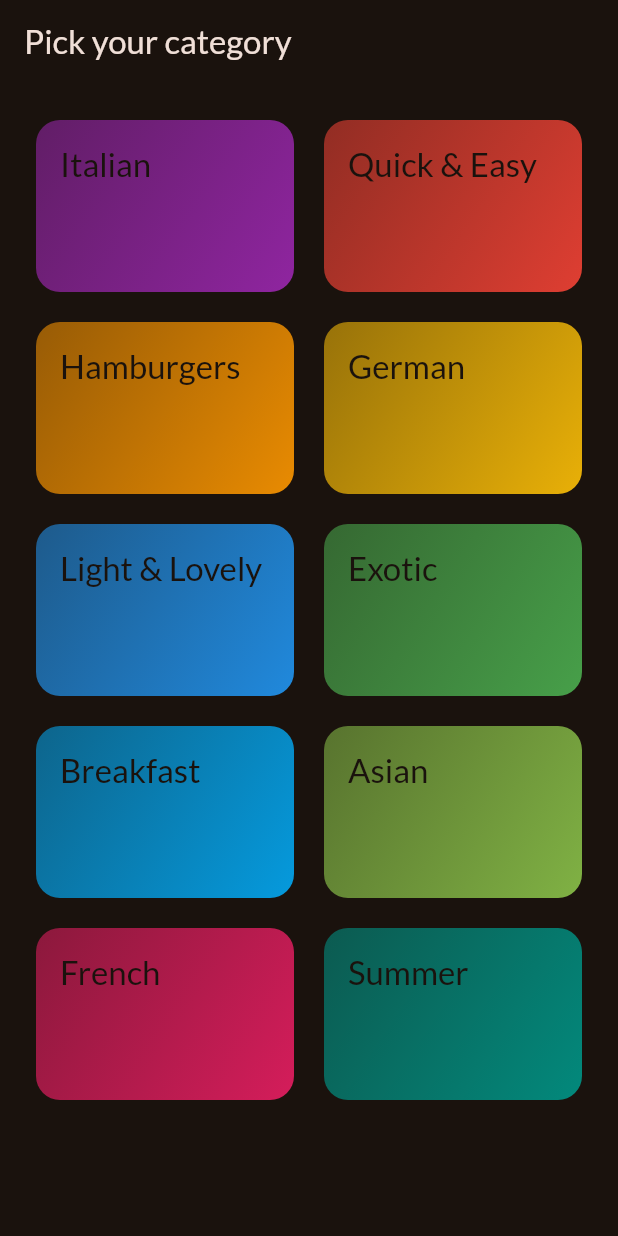
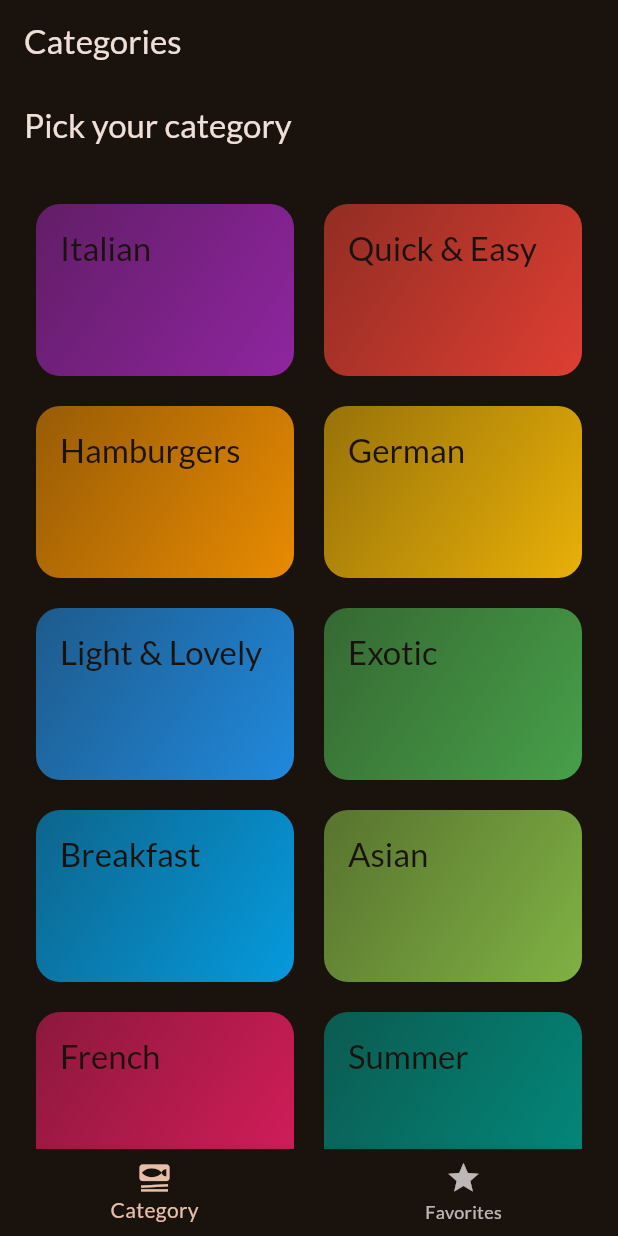
Before and after one commit to CharanReddy404/meals, a Flutter app: the screen it shows after launch, on a phone screen of 412 x 824 dp. Run offline on Flutter 3.47's test engine with Material 3 defaults, Android fonts, the phone set to English and light mode, and no system bars; our stand-ins replace google_fonts, transparent_image.

Commit message:
added meals screen and meals details

```diff
--- a/lib/main.dart
+++ b/lib/main.dart
@@ -1,7 +1,7 @@
 import 'package:flutter/material.dart';
 
 import 'package:google_fonts/google_fonts.dart';
-import 'package:meals/screens/categories.dart';
+import 'package:meals/screens/tabs.dart';
 
 final theme = ThemeData(
   colorScheme: ColorScheme.fromSeed(
@@ -22,7 +22,7 @@ class App extends StatelessWidget {
   Widget build(BuildContext context) {
     return MaterialApp(
       theme: theme,
-      home: const CategoriesScreen(),
+      home: const TabsScreen(),
     );
   }
 }
--- a/lib/screens/categories.dart
+++ b/lib/screens/categories.dart
@@ -1,10 +1,26 @@
 import 'package:flutter/material.dart';
 
 import 'package:meals/data/dummy_data.dart';
+import 'package:meals/models/category.dart';
+import 'package:meals/screens/meals.dart';
 import 'package:meals/widgets/category_grid_item.dart';
 
 class CategoriesScreen extends StatelessWidget {
   const CategoriesScreen({super.key});
+
+  void _selectCategory(BuildContext context, Category category) {
+    final filteredMeals =
+        dummyMeals.where((meal) => meal.categories.contains(category.id));
+
+    Navigator.of(context).push(
+      MaterialPageRoute(
+        builder: (ctx) => MealsScreen(
+          title: category.title,
+          meals: filteredMeals.toList(),
+        ),
+      ),
+    );
+  }
 
   @override
   Widget build(BuildContext context) {
@@ -22,7 +38,12 @@ class CategoriesScreen extends StatelessWidget {
         ),
         children: [
           for (final category in availableCategories)
-            CategoryGridItem(category: category)
+            CategoryGridItem(
+              category: category,
+              onSelectCategory: () {
+                _selectCategory(context, category);
+              },
+            )
         ],
       ),
     );
--- /dev/null
+++ b/lib/screens/tabs.dart
@@ -0,0 +1,52 @@
+import 'package:flutter/material.dart';
+import 'package:meals/screens/categories.dart';
+import 'package:meals/screens/meals.dart';
+
+class TabsScreen extends StatefulWidget {
+  const TabsScreen({super.key});
+
+  @override
+  State<TabsScreen> createState() {
+    return _TabsScreenState();
+  }
+}
+
+class _TabsScreenState extends State<TabsScreen> {
+  int _selectedPageIndex = 0;
+
+  void _selectPage(int index) {
+    setState(() {
+      _selectedPageIndex = index;
+    });
+  }
+
+  @override
+  Widget build(BuildContext context) {
+    Widget activePage = const CategoriesScreen();
+    var activePageTitle = "Categories";
+
+    if (_selectedPageIndex == 1) {
+      activePage = MealsScreen(title: "Favorites", meals: []);
+      activePageTitle = "Your Favorites";
+    }
+    return Scaffold(
+      appBar: AppBar(
+        title: Text(activePageTitle),
+      ),
+      body: activePage,
+      bottomNavigationBar: BottomNavigationBar(
+        onTap: _selectPage,
+        items: const [
+          BottomNavigationBarItem(
+            icon: Icon(Icons.set_meal),
+            label: "Category",
+          ),
+          BottomNavigationBarItem(
+            icon: Icon(Icons.star),
+            label: "Favorites",
+          ),
+        ],
+      ),
+    );
+  }
+}
--- a/lib/widgets/category_grid_item.dart
+++ b/lib/widgets/category_grid_item.dart
@@ -2,14 +2,19 @@ import 'package:flutter/material.dart';
 import 'package:meals/models/category.dart';
 
 class CategoryGridItem extends StatelessWidget {
-  const CategoryGridItem({super.key, required this.category});
+  const CategoryGridItem({
+    super.key,
+    required this.category,
+    required this.onSelectCategory,
+  });
 
   final Category category;
+  final void Function() onSelectCategory;
 
   @override
   Widget build(BuildContext context) {
     return InkWell(
-      onTap: () {},
+      onTap: onSelectCategory,
       splashColor: Theme.of(context).primaryColor,
       borderRadius: BorderRadius.circular(16),
       child: Container(
--- a/pubspec.yaml
+++ b/pubspec.yaml
@@ -36,6 +36,7 @@ dependencies:
   # Use with the CupertinoIcons class for iOS style icons.
   cupertino_icons: ^1.0.6
   google_fonts: ^6.2.0
+  transparent_image: ^2.0.1
 
 dev_dependencies:
   flutter_test:
```
Also changed, not shown: lib/screens/meal_details.dart (added, +60 -0 lines), lib/screens/meals.dart (+56 -2 lines), lib/widgets/meal_item.dart (added, +95 -0 lines), lib/widgets/meal_item_trait.dart (added, +22 -0 lines), pubspec.lock.
